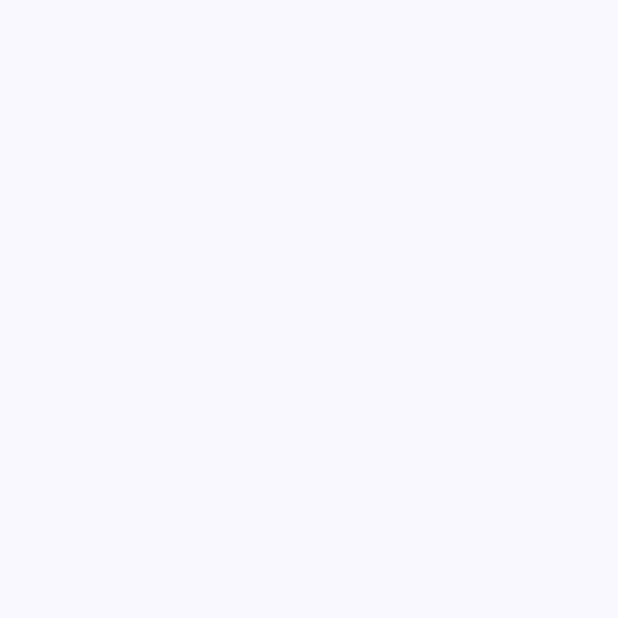
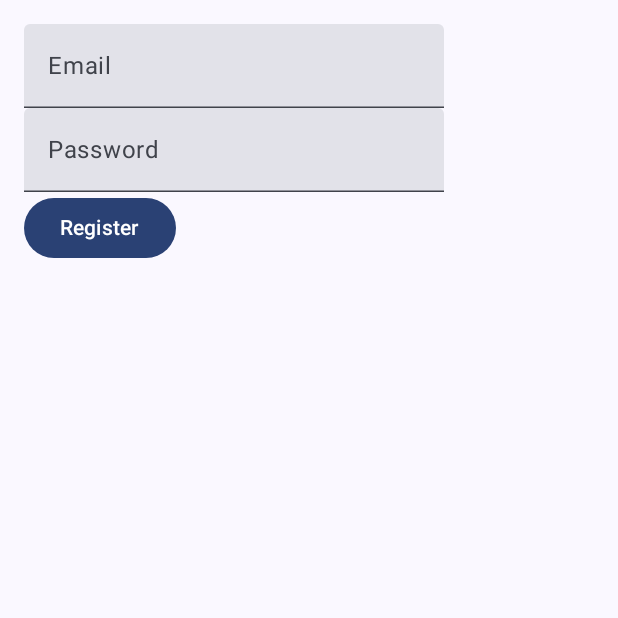
Before and after one commit to ZenDeveloper7/Boom-Task, an Android app built with Jetpack Compose: the RegisterScreen screen opened through its navigation route, on a phone screen of 412 x 824 dp, the top half of it. Before the commit the part shown is empty. Run offline under Robolectric (Android 15) with nearby library versions, the phone set to English and light mode, and no system bars; our stand-ins replace Timber; network calls fail.

Commit message:
Integrating Authentication APIs in Frontend

```diff
--- a/Backend/src/main/kotlin/UserSchema.kt
+++ b/Backend/src/main/kotlin/UserSchema.kt
@@ -11,7 +11,7 @@ import org.bson.Document
 import org.bson.types.ObjectId
 
 @Serializable
-data class UserSchema(val username: String, val password: String) {
+data class UserSchema(val email: String, val password: String) {
     fun toDocument(): Document = Document.parse(Json.encodeToString(this))
 
     companion object {
--- a/Frontend/app/build.gradle.kts
+++ b/Frontend/app/build.gradle.kts
@@ -37,6 +37,7 @@ android {
     }
     buildFeatures {
         compose = true
+        buildConfig = true
     }
 }
 
@@ -73,4 +74,5 @@ dependencies {
 
     implementation(libs.androidx.media3.exoplayer)
     implementation(libs.androidx.media3.ui)
+    implementation(libs.timber)
 }
--- a/Frontend/app/src/main/AndroidManifest.xml
+++ b/Frontend/app/src/main/AndroidManifest.xml
@@ -2,15 +2,19 @@
 <manifest xmlns:android="http://schemas.android.com/apk/res/android"
     xmlns:tools="http://schemas.android.com/tools">
 
+    <uses-permission android:name="android.permission.INTERNET" />
     <application
+        android:name=".MainApp"
         android:allowBackup="true"
         android:dataExtractionRules="@xml/data_extraction_rules"
         android:fullBackupContent="@xml/backup_rules"
         android:icon="@mipmap/ic_launcher"
         android:label="@string/app_name"
+        android:networkSecurityConfig="@xml/network_security_config"
         android:roundIcon="@mipmap/ic_launcher_round"
         android:supportsRtl="true"
         android:theme="@style/Theme.BoomTask"
+        android:usesCleartextTraffic="true"
         tools:targetApi="31">
         <activity
             android:name=".MainActivity"
--- a/Frontend/app/src/main/java/com/zen/boom/task/network/Apis.kt
+++ b/Frontend/app/src/main/java/com/zen/boom/task/network/Apis.kt
@@ -2,6 +2,7 @@ package com.zen.boom.task.network
 
 import com.google.gson.JsonObject
 import retrofit2.Call
+import retrofit2.http.Body
 import retrofit2.http.GET
 import retrofit2.http.POST
 import retrofit2.http.Path
@@ -9,10 +10,10 @@ import retrofit2.http.Path
 interface Apis {
 
     @POST("/auth/login")
-    fun login(email: String, password: String): Call<JsonObject>
+    fun login(@Body body: JsonObject): Call<JsonObject>
 
     @POST("/auth/register")
-    fun register(name: String, email: String, password: String): Call<JsonObject>
+    fun register(@Body body: JsonObject): Call<JsonObject>
 
     @POST("/upload")
     fun uploadVideo(name: String, email: String, password: String): Call<JsonObject>
--- /dev/null
+++ b/Frontend/app/src/main/java/com/zen/boom/task/network/Resource.kt
@@ -0,0 +1,8 @@
+package com.zen.boom.task.network
+
+sealed class Resource<T> {
+    class Idle<T> : Resource<T>()
+    class Loading<T> : Resource<T>()
+    data class Success<T>(val data: T) : Resource<T>()
+    data class Error<T>(val message: String) : Resource<T>()
+}
--- a/Frontend/app/src/main/java/com/zen/boom/task/network/RetrofitClient.kt
+++ b/Frontend/app/src/main/java/com/zen/boom/task/network/RetrofitClient.kt
@@ -8,7 +8,7 @@ import retrofit2.Retrofit
 import retrofit2.converter.gson.GsonConverterFactory
 
 object RetrofitClient {
-    private const val BASE_URL = ""
+    private const val BASE_URL = "http://192.168.0.118:8080/"
 
     private val loggingInterceptor = HttpLoggingInterceptor().apply {
         level = HttpLoggingInterceptor.Level.BODY
--- a/Frontend/app/src/main/java/com/zen/boom/task/screens/LoginScreen.kt
+++ b/Frontend/app/src/main/java/com/zen/boom/task/screens/LoginScreen.kt
@@ -1,9 +1,69 @@
 package com.zen.boom.task.screens
 
+import android.widget.Toast
+import androidx.compose.foundation.layout.Column
+import androidx.compose.foundation.layout.padding
+import androidx.compose.material3.Button
+import androidx.compose.material3.Text
+import androidx.compose.material3.TextButton
+import androidx.compose.material3.TextField
 import androidx.compose.runtime.Composable
+import androidx.compose.runtime.LaunchedEffect
+import androidx.compose.runtime.collectAsState
+import androidx.compose.runtime.getValue
+import androidx.compose.runtime.mutableStateOf
+import androidx.compose.runtime.remember
+import androidx.compose.runtime.setValue
+import androidx.compose.ui.Modifier
+import androidx.compose.ui.platform.LocalContext
+import androidx.compose.ui.text.input.PasswordVisualTransformation
+import androidx.compose.ui.unit.dp
+import androidx.lifecycle.viewmodel.compose.viewModel
 import androidx.navigation.NavController
+import com.zen.boom.task.network.Resource
+import com.zen.boom.task.viewmodels.AuthenticationViewModel
+import timber.log.Timber
 
 @Composable
-fun LoginScreen(navController: NavController) {
+fun LoginScreen(
+    navController: NavController,
+    viewModel: AuthenticationViewModel = viewModel()
+) {
+    var email by remember { mutableStateOf("") }
+    var password by remember { mutableStateOf("") }
+    val context = LocalContext.current
 
+    val loginResponse by viewModel.loginMutableStateFlow.collectAsState()
+
+    LaunchedEffect(loginResponse) {
+        if (loginResponse is Resource.Loading) {
+            //Loading
+        } else if (loginResponse is Resource.Success) {
+            val response = (loginResponse as Resource.Success).data
+            Timber.d("Login response: $response")
+            Toast.makeText(context, "Login successful", Toast.LENGTH_SHORT).show()
+            navController.navigate("home")
+        } else if (loginResponse is Resource.Error) {
+            val errorMessage = (loginResponse as Resource.Error).message
+            Toast.makeText(context, errorMessage, Toast.LENGTH_SHORT).show()
+        }
+    }
+
+    Column(modifier = Modifier.padding(16.dp)) {
+        TextField(value = email, onValueChange = { email = it }, label = { Text("Email") })
+        TextField(
+            value = password,
+            onValueChange = { password = it },
+            label = { Text("Password") },
+            visualTransformation = PasswordVisualTransformation()
+        )
+        Button(onClick = {
+            viewModel.login(email.trim(), password.trim())
+        }) {
+            Text("Login")
+        }
+        TextButton(onClick = { navController.navigate("register") }) {
+            Text("Register")
+        }
+    }
 }
--- a/Frontend/app/src/main/java/com/zen/boom/task/screens/RegisterScreen.kt
+++ b/Frontend/app/src/main/java/com/zen/boom/task/screens/RegisterScreen.kt
@@ -1,9 +1,44 @@
 package com.zen.boom.task.screens
 
+import androidx.compose.foundation.layout.Column
+import androidx.compose.foundation.layout.padding
+import androidx.compose.material3.Button
+import androidx.compose.material3.Text
+import androidx.compose.material3.TextField
 import androidx.compose.runtime.Composable
+import androidx.compose.runtime.getValue
+import androidx.compose.runtime.mutableStateOf
+import androidx.compose.runtime.remember
+import androidx.compose.runtime.setValue
+import androidx.compose.ui.Modifier
+import androidx.compose.ui.platform.LocalContext
+import androidx.compose.ui.text.input.PasswordVisualTransformation
+import androidx.compose.ui.unit.dp
+import androidx.lifecycle.viewmodel.compose.viewModel
 import androidx.navigation.NavController
+import com.zen.boom.task.viewmodels.AuthenticationViewModel
 
 @Composable
-fun RegisterScreen(navController: NavController) {
+fun RegisterScreen(
+    navController: NavController,
+    viewModel: AuthenticationViewModel = viewModel()
+) {
+    var email by remember { mutableStateOf("") }
+    var password by remember { mutableStateOf("") }
+    val context = LocalContext.current
 
+    Column(modifier = Modifier.padding(16.dp)) {
+        TextField(value = email, onValueChange = { email = it }, label = { Text("Email") })
+        TextField(
+            value = password,
+            onValueChange = { password = it },
+            label = { Text("Password") },
+            visualTransformation = PasswordVisualTransformation()
+        )
+        Button(onClick = {
+            viewModel.register(email.trim(), password.trim())
+        }) {
+            Text("Register")
+        }
+    }
 }
--- /dev/null
+++ b/Frontend/app/src/main/res/xml/network_security_config.xml
@@ -0,0 +1,6 @@
+<?xml version="1.0" encoding="utf-8"?>
+<network-security-config>
+    <domain-config cleartextTrafficPermitted="true">
+        <domain includeSubdomains="true">192.168.0.118</domain>
+    </domain-config>
+</network-security-config>
--- a/Frontend/build.gradle.kts
+++ b/Frontend/build.gradle.kts
@@ -1,5 +1,3 @@
-import jdk.tools.jlink.resources.plugins
-
 // Top-level build file where you can add configuration options common to all sub-projects/modules.
 plugins {
     alias(libs.plugins.android.application) apply false
--- a/Frontend/gradle/libs.versions.toml
+++ b/Frontend/gradle/libs.versions.toml
@@ -16,6 +16,7 @@ loggingInterceptor = "4.12.0"
 media3Exoplayer = "1.7.1"
 navigationCompose = "2.9.0"
 retrofit = "2.9.0"
+timber = "5.0.1"
 ui = "1.8.1"
 
 [libraries]
@@ -44,6 +45,7 @@ androidx-ui-test-junit4 = { group = "androidx.compose.ui", name = "ui-test-junit
 androidx-material3 = { group = "androidx.compose.material3", name = "material3" }
 logging-interceptor = { module = "com.squareup.okhttp3:logging-interceptor", version.ref = "loggingInterceptor" }
 retrofit = { module = "com.squareup.retrofit2:retrofit", version.ref = "retrofit" }
+timber = { module = "com.jakewharton.timber:timber", version.ref = "timber" }
 ui = { module = "androidx.compose.ui:ui", version.ref = "ui" }
 
 [plugins]
```
Also changed, not shown: Backend/src/main/kotlin/Databases.kt (+6 -3 lines), Frontend/app/src/main/java/com/zen/boom/task/MainApp.kt (added, +16 -0 lines), Frontend/app/src/main/java/com/zen/boom/task/viewmodels/AuthenticationViewModel.kt (added, +88 -0 lines).
